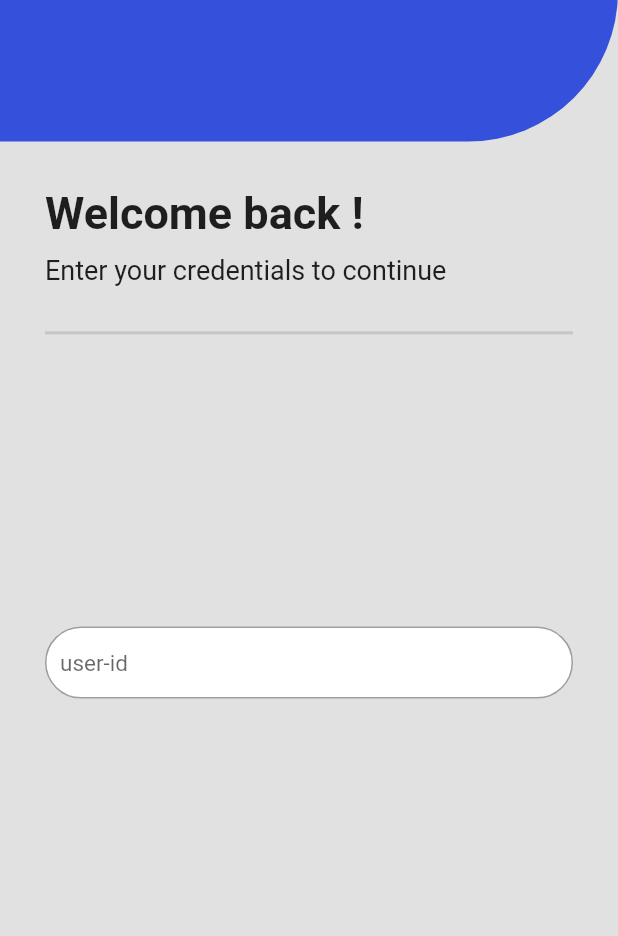
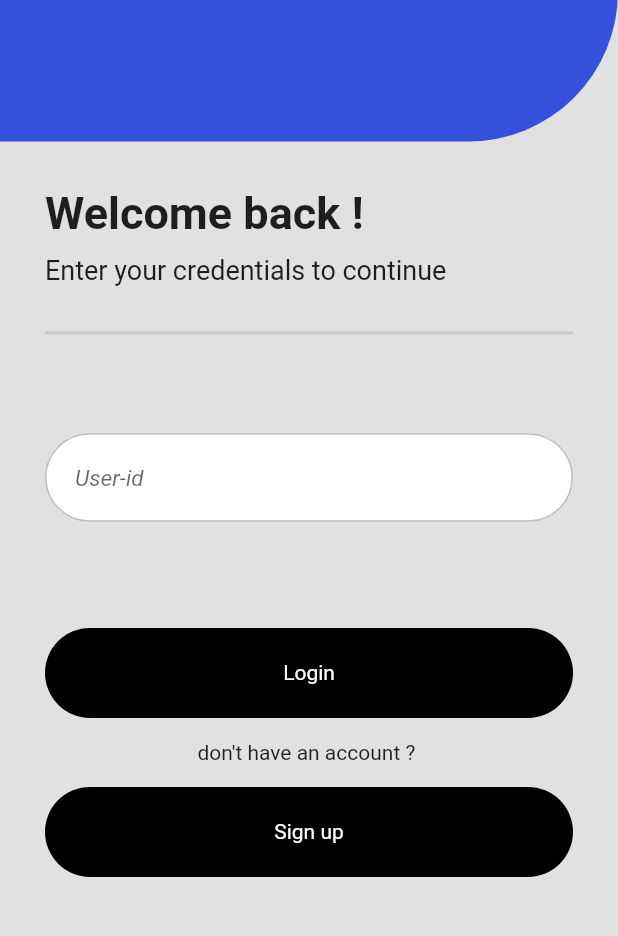
Before and after one commit to mohamedkuch/MIS-mobile-app, a Flutter app: the screen it shows after launch, on a phone screen of 412 x 824 dp, the part 291-1227 px from its top. Run offline on Flutter 3.47's test engine with Material 2 defaults, Android fonts, the phone set to English and light mode, and no system bars.

Commit message:
finish loginView

```diff
--- a/lucacertificate/lib/views/login_view.dart
+++ b/lucacertificate/lib/views/login_view.dart
@@ -8,24 +8,25 @@ class LoginView extends StatefulWidget {
   _LoginViewState createState() => _LoginViewState();
 }
 
-class _LoginViewState extends State<LoginView> {
-  TextEditingController _textEditingController = TextEditingController();
-  bool _showClearButton = false;
-
-  Widget _getClearButton() {
-    if (!_showClearButton) {
-      return null;
-    }
-    return IconButton(
-      onPressed: () {
-        _textEditingController.clear();
-      },
-      icon: Icon(
-        Icons.clear,
-        color: Colors.red,
+Widget primaryButton(String title) {
+  return Container(
+    decoration: BoxDecoration(
+      color: Colors.black,
+      borderRadius: BorderRadius.circular(70),
+    ),
+    height: 60,
+    width: double.infinity,
+    child: Center(
+      child: Text(
+        title,
+        style: TextStyle(color: Colors.white),
+      ),
     ),
   );
 }
+
+class _LoginViewState extends State<LoginView> {
+  TextEditingController _textEditingController = TextEditingController();
 
   @override
   Widget build(BuildContext context) {
@@ -87,8 +88,10 @@ class _LoginViewState extends State<LoginView> {
               ),
             ),
             Expanded(
-              child: Center(
-                child: Container(
+              child: Column(
+                mainAxisAlignment: MainAxisAlignment.spaceAround,
+                children: [
+                  Container(
                     margin: EdgeInsets.only(left: 30, right: 30),
                     decoration: BoxDecoration(
                       color: Colors.white,
@@ -99,27 +102,47 @@ class _LoginViewState extends State<LoginView> {
                       onChanged: (text) {},
                       controller: _textEditingController,
                       decoration: InputDecoration(
-                      contentPadding: EdgeInsets.all(10.0),
+                        contentPadding: EdgeInsets.all(20.0),
                         focusedBorder: OutlineInputBorder(
                           borderSide: BorderSide(
-                          color: Colors.black87,
+                            color: Colors.black26,
                             width: 1.2,
                           ),
                           borderRadius: BorderRadius.circular(33),
                         ),
                         enabledBorder: OutlineInputBorder(
                           borderSide: BorderSide(
-                          color: Colors.black38,
+                            color: Colors.black26,
                             width: 1.0,
                           ),
                           borderRadius: BorderRadius.circular(33),
                         ),
-                      hintText: 'user-id',
-                      hintStyle: TextStyle(fontSize: 15),
-                      suffixIcon: _getClearButton(),
+                        hintText: 'User-id',
+                        hintStyle: TextStyle(
+                          fontStyle: FontStyle.italic,
+                          fontSize: 15,
                         ),
                       ),
                     ),
+                  ),
+                  Column(
+                    children: [
+                      Container(
+                        margin:
+                            EdgeInsets.only(left: 30, right: 30, bottom: 15),
+                        child: primaryButton("Login"),
+                      ),
+                      Center(
+                        child: Text("don't have an account ? "),
+                      ),
+                      Container(
+                        margin: EdgeInsets.only(
+                            left: 30, right: 30, top: 15, bottom: 10),
+                        child: primaryButton("Sign up"),
+                      ),
+                    ],
+                  )
+                ],
               ),
             )
           ],
```
Lines whose indentation alone changed are shown as unchanged.
